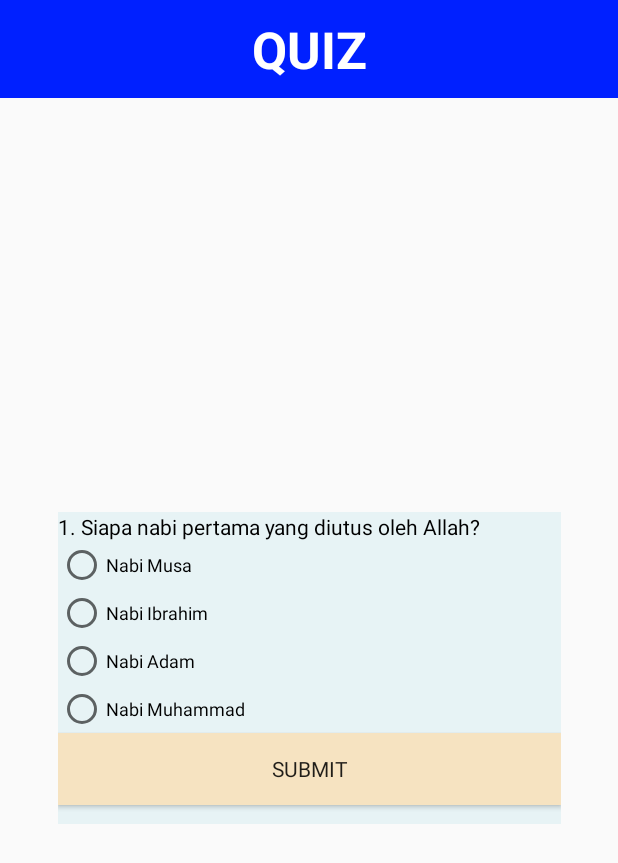
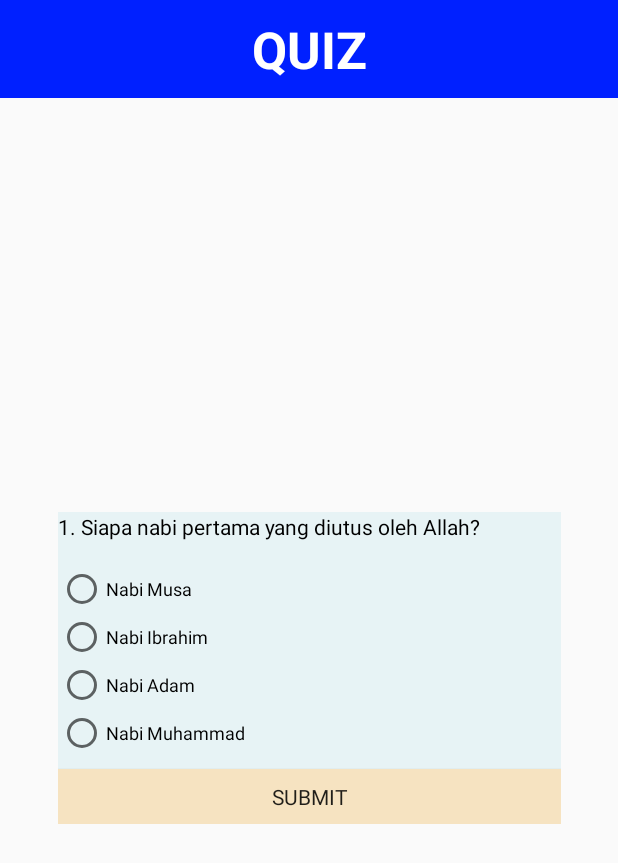
Before and after one commit to Yoake67/KisahNabi, an Android app: the MainActivity_Quiz screen opened directly, with no data from a screen before it, on a phone screen of 412 x 824 dp. Shown: the top 863 px of the screen. Run offline under Robolectric (Android 15) with nearby library versions, the phone set to English and light mode, and no system bars; Roboto replaces fonts that are not available here.

Commit message:
atur padding

```diff
--- a/app/src/main/res/layout/activity_main_quiz.xml
+++ b/app/src/main/res/layout/activity_main_quiz.xml
@@ -52,6 +52,7 @@
             android:fontFamily="@font/adlam_display"
             android:textColor="#000000"
             android:textSize="14sp"
+            android:layout_marginBottom="16dp"
             android:text="1. Siapa nabi pertama yang diutus oleh Allah?" />
 
         <RadioButton
@@ -84,6 +85,7 @@
             android:layout_height="wrap_content"
             android:fontFamily="@font/adlam_display"
             android:textSize="12sp"
+            android:layout_marginBottom="8dp"
             android:text="Nabi Muhammad" />
 
         <Button
```
